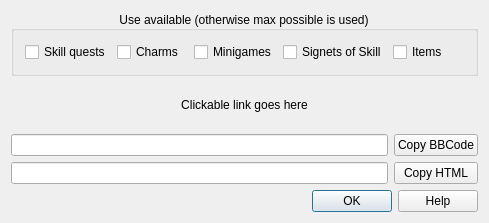
Above: skillplandialog.ui from kambala-decapitator/MedianXLOfflineTools before the change. Below: the same form after it.
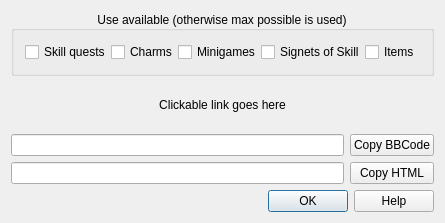
That is the form after the change.

Commit message:
better aligned checkboxes in the skillplan dialog;
changed release date.

Patch:
```diff
--- a/skillplandialog.ui
+++ b/skillplandialog.ui
@@ -9,7 +9,7 @@
    <rect>
     <x>0</x>
     <y>0</y>
-    <width>489</width>
+    <width>433</width>
     <height>223</height>
    </rect>
   </property>
@@ -29,6 +29,9 @@
       <set>Qt::AlignCenter</set>
      </property>
      <layout class="QHBoxLayout" name="horizontalLayout">
+      <property name="spacing">
+       <number>0</number>
+      </property>
       <item>
        <widget class="QCheckBox" name="skillQuestsCheckBox">
         <property name="text">
@@ -36,6 +39,19 @@
         </property>
        </widget>
       </item>
+      <item>
+       <spacer name="horizontalSpacer_4">
+        <property name="orientation">
+         <enum>Qt::Horizontal</enum>
+        </property>
+        <property name="sizeHint" stdset="0">
+         <size>
+          <width>9</width>
+          <height>20</height>
+         </size>
+        </property>
+       </spacer>
+      </item>
       <item>
        <widget class="QCheckBox" name="charmsCheckBox">
         <property name="text">
@@ -43,6 +59,19 @@
         </property>
        </widget>
       </item>
+      <item>
+       <spacer name="horizontalSpacer_3">
+        <property name="orientation">
+         <enum>Qt::Horizontal</enum>
+        </property>
+        <property name="sizeHint" stdset="0">
+         <size>
+          <width>9</width>
+          <height>20</height>
+         </size>
+        </property>
+       </spacer>
+      </item>
       <item>
        <widget class="QCheckBox" name="minigamesCheckBox">
         <property name="text">
@@ -50,6 +79,19 @@
         </property>
        </widget>
       </item>
+      <item>
+       <spacer name="horizontalSpacer_2">
+        <property name="orientation">
+         <enum>Qt::Horizontal</enum>
+        </property>
+        <property name="sizeHint" stdset="0">
+         <size>
+          <width>9</width>
+          <height>20</height>
+         </size>
+        </property>
+       </spacer>
+      </item>
       <item>
        <widget class="QCheckBox" name="signetsCheckBox">
         <property name="text">
@@ -57,6 +99,19 @@
         </property>
        </widget>
       </item>
+      <item>
+       <spacer name="horizontalSpacer">
+        <property name="orientation">
+         <enum>Qt::Horizontal</enum>
+        </property>
+        <property name="sizeHint" stdset="0">
+         <size>
+          <width>9</width>
+          <height>20</height>
+         </size>
+        </property>
+       </spacer>
+      </item>
       <item>
        <widget class="QCheckBox" name="itemsCheckBox">
         <property name="text">
```
The commit also changes 1 other file.
